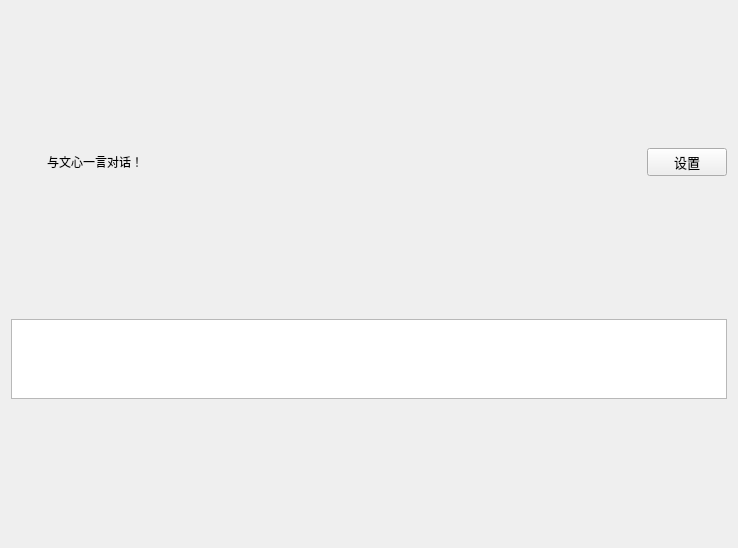
The window that chatwindow.ui (Positron114514/GunShipVPet) describes before a commit, drawn with Qt 5.
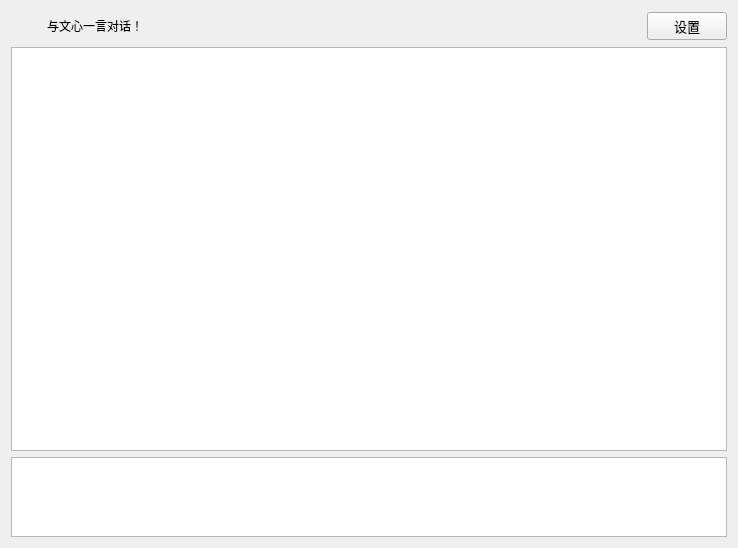
The same window after the commit. Icons and pictures are not drawn.

Commit message: Feature: chatwindow is now available

What changed in the file:
```diff
--- a/chatwindow.ui
+++ b/chatwindow.ui
@@ -109,11 +109,7 @@
     </layout>
    </item>
    <item>
-    <layout class="QVBoxLayout" name="demoArea" stretch="">
-     <property name="sizeConstraint">
-      <enum>QLayout::SetDefaultConstraint</enum>
-     </property>
-    </layout>
+    <widget class="QListWidget" name="demoArea"/>
    </item>
    <item>
     <widget class="QTextEdit" name="chat">
```
The commit also changes 10 other files.
